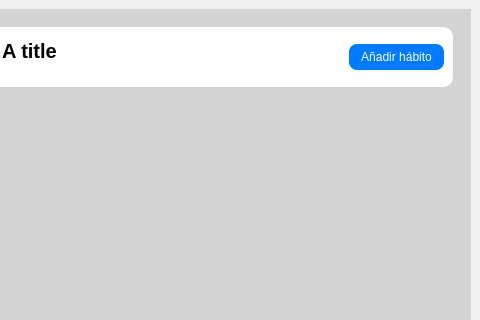
The window that infraestructure/ui/main_view.ui (judajaavAlt/PI2) describes before a commit, drawn with Qt 5; both pictures show x 312 to 792 and y 0 to 320 of the 792 by 584 pixel window.
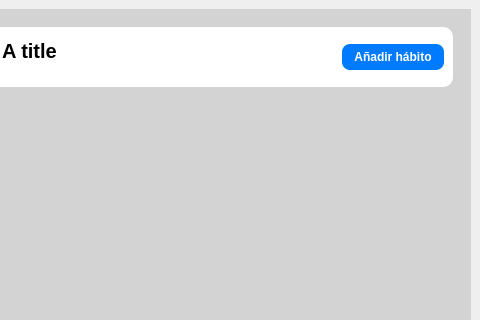
The same window after the commit.

```diff
--- a/infraestructure/ui/main_view.ui
+++ b/infraestructure/ui/main_view.ui
@@ -243,6 +243,7 @@
     font-size: 12px;
     border-radius: 8px;
     padding: 6px 12px;
+	font-weight: bold;
 }
 QPushButton:hover {
     background-color: #0056b3;
```
